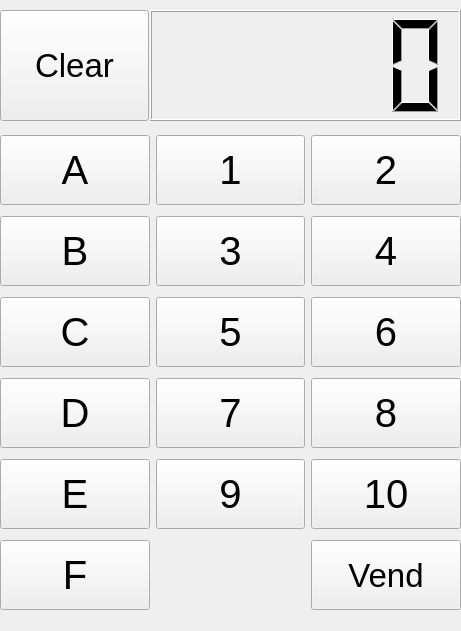
The window that umati/UmatiVendView.ui (kheimerl/umati) describes before a commit, drawn with Qt 5.
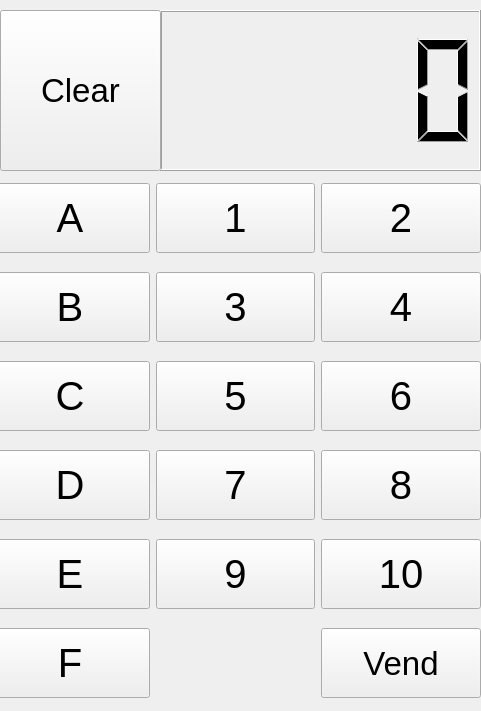
The same window after the commit.

Patch:
```diff
--- a/umati/UmatiVendView.ui
+++ b/umati/UmatiVendView.ui
@@ -6,8 +6,8 @@
    <rect>
     <x>0</x>
     <y>0</y>
-    <width>461</width>
-    <height>631</height>
+    <width>481</width>
+    <height>711</height>
    </rect>
   </property>
   <property name="windowTitle">
@@ -16,10 +16,10 @@
   <widget class="QLCDNumber" name="numberField">
    <property name="geometry">
     <rect>
-     <x>150</x>
+     <x>160</x>
      <y>10</y>
-     <width>311</width>
-     <height>111</height>
+     <width>321</width>
+     <height>161</height>
     </rect>
    </property>
    <property name="mode">
@@ -29,10 +29,10 @@
   <widget class="QWidget" name="gridLayoutWidget">
    <property name="geometry">
     <rect>
-     <x>0</x>
-     <y>130</y>
-     <width>461</width>
-     <height>491</height>
+     <x>-10</x>
+     <y>170</y>
+     <width>491</width>
+     <height>541</height>
     </rect>
    </property>
    <layout class="QGridLayout" name="gridLayout_2">
@@ -383,8 +383,8 @@
     <rect>
      <x>0</x>
      <y>10</y>
-     <width>149</width>
-     <height>111</height>
+     <width>161</width>
+     <height>161</height>
     </rect>
    </property>
    <property name="minimumSize">
```
